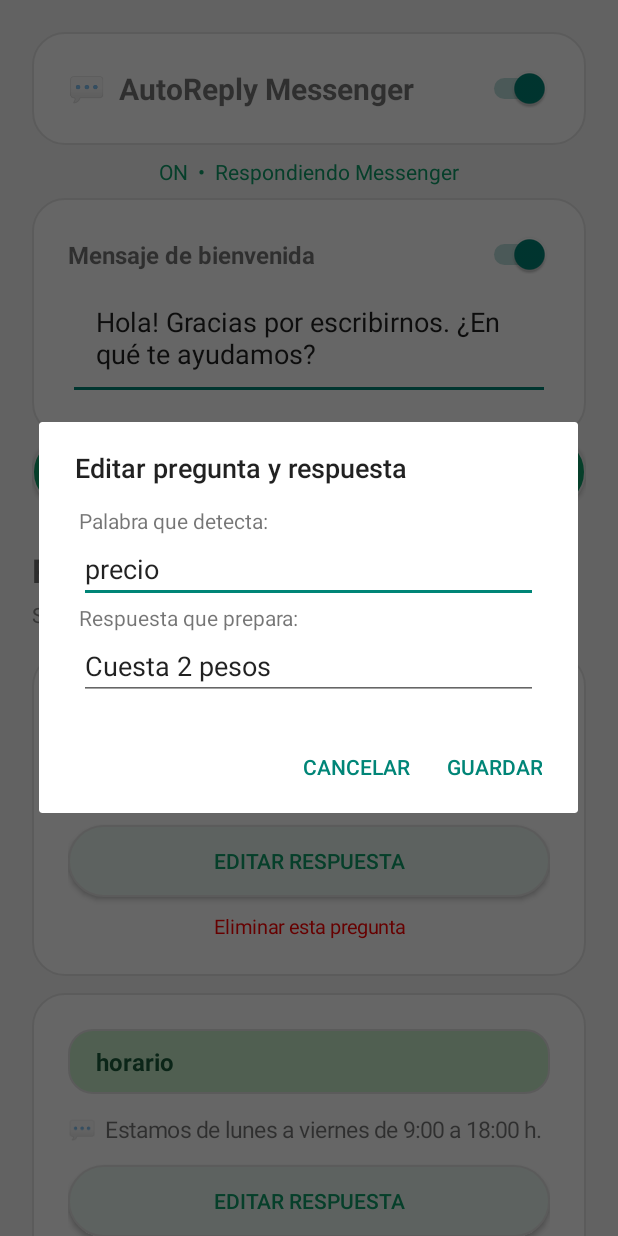
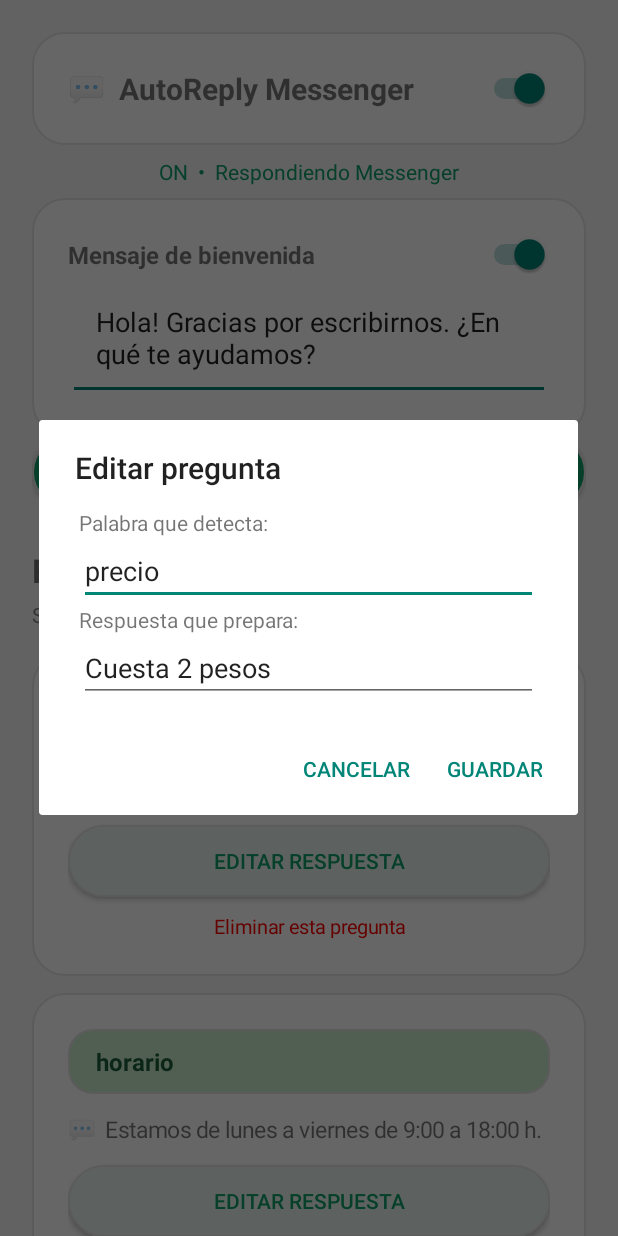
Before and after one commit to frondesignk-oss/Autoreply-Kyntek, an Android app: the screen it shows after launch (MainActivity), after a tap on "EDITAR RESPUESTA", on a phone screen of 412 x 824 dp. Run offline under Robolectric (Android 15) with nearby library versions, the phone set to English and light mode, and no system bars; 1 other tap on this screen came first.

Commit message:
Update MainActivity.kt

```diff
--- a/app/src/main/java/com/tuapp/mirespuestas/MainActivity.kt
+++ b/app/src/main/java/com/tuapp/mirespuestas/MainActivity.kt
@@ -167,7 +167,7 @@ class MainActivity : AppCompatActivity() {
             .show()
     }
 
-       private fun mostrarDialogoEditar(index: Int) {
+           private fun mostrarDialogoEditar(index: Int) {
         val lay = LinearLayout(this).apply { orientation = LinearLayout.VERTICAL; setPadding(40, 20, 40, 20) }
         val etP = EditText(this).apply { setText(reglas[index].pregunta) }
         val etR = EditText(this).apply { setText(reglas[index].respuesta) }
@@ -176,14 +176,13 @@ class MainActivity : AppCompatActivity() {
         lay.addView(TextView(this).apply { text = "Respuesta que prepara:" })
         lay.addView(etR)
         AlertDialog.Builder(this)
-            .setTitle("Editar pregunta y respuesta")
+            .setTitle("Editar pregunta")
             .setView(lay)
             .setPositiveButton("Guardar") { _, _ ->
                 val p = etP.text.toString().trim()
                 val r = etR.text.toString().trim()
                 if (p.isEmpty() || r.isEmpty()) return@setPositiveButton
-                reglas[index].pregunta = p
-                reglas[index].respuesta = r
+                reglas[index] = ReglaMessenger(p, r)
                 guardar()
                 render()
             }
```
